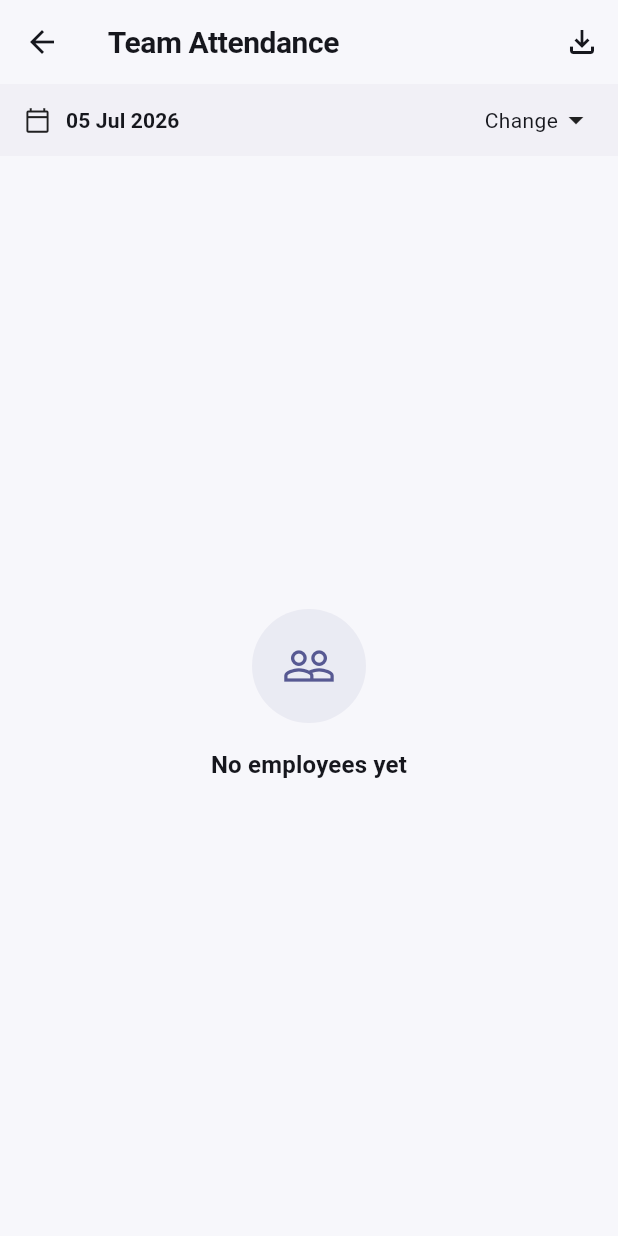
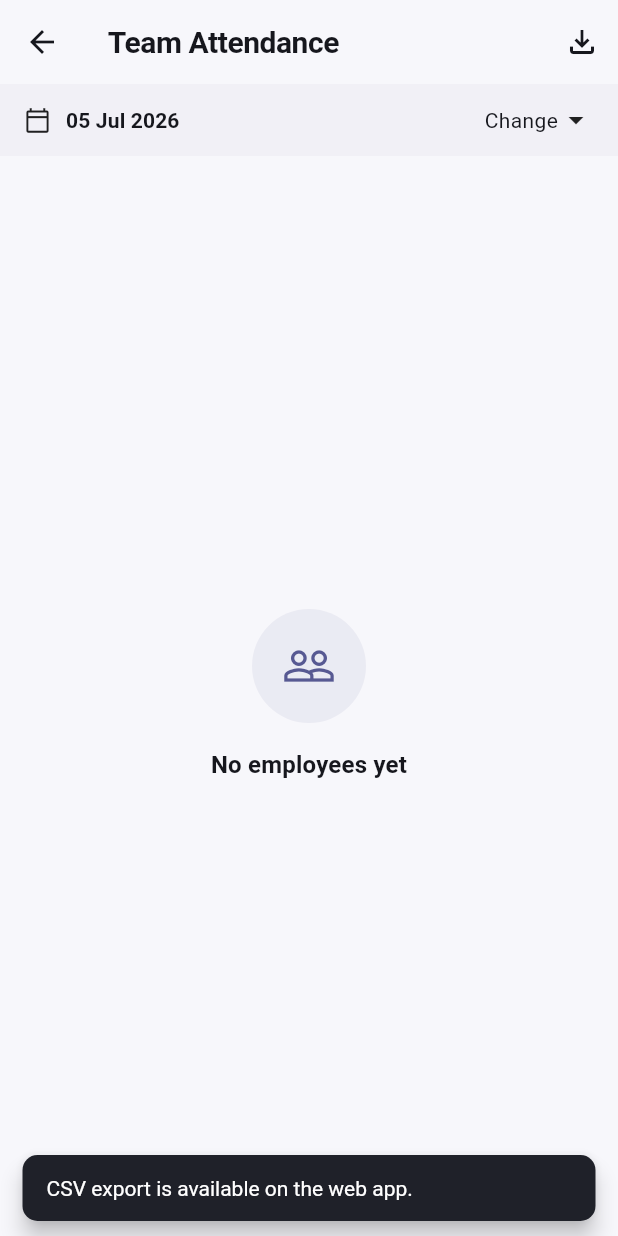
Before and after one commit to md62912/ERP, a Flutter app: the AttendanceAdminScreen screen opened directly, after a tap on the "file download" icon, on a phone screen of 412 x 824 dp. Run offline on Flutter 3.47's test engine with Material 3 defaults, Android fonts, the phone set to English and light mode, and no system bars; our stand-ins replace file_picker, flutter_riverpod, go_router, hive_flutter, pdf, printing and 1 more; missing offline and left inert: dart:html; accounts and stored records are empty.

Commit message:
Fix Android build: drop share_plus, use package-free web CSV download
share_plus 7.2.2 built on web but failed the Android native build (plugin
config / SDK compatibility) -- the disproportionate native-dependency risk
flagged upfront. Removed share_plus entirely and replaced the export with
conditional imports: a dart:html browser-download impl on web (zero
packages) and a native stub that reports export is web-only. The admin
screen shows the export button as web-only off-web. This returns the
dependency set to the known-good state (Android compiles clean) while
keeping CSV export fully working on the web app, where it's been used.

```diff
--- a/lib/core/services/attendance_export.dart
+++ b/lib/core/services/attendance_export.dart
@@ -1,12 +1,14 @@
-import 'dart:convert';
-import 'package:share_plus/share_plus.dart';
 import '../utils/attendance_rules.dart';
 import '../utils/formatters.dart';
+// Conditional import: real browser-download impl on web, no-op stub on
+// native. This avoids any native share/file plugin (which broke the
+// Android build) while keeping CSV export fully working on web.
+import 'attendance_export_stub.dart'
+    if (dart.library.html) 'attendance_export_web.dart';
 
-/// Builds an Excel-openable CSV of a day's attendance roster and opens the
-/// platform share sheet (on web this downloads the file; on Android/iOS it
-/// offers the native share/save options). Uses share_plus so no
-/// platform-specific file-path handling is needed.
+/// Builds an Excel-openable CSV of a day's attendance roster and saves it.
+/// On web this triggers a browser download; on native it currently throws
+/// UnsupportedError (mobile export deferred — see downloadCsv stub).
 ///
 /// [employees] is the full active roster so people with no attendance row
 /// still appear as Absent; [roster] maps employee_id -> attendance row.
@@ -18,7 +20,6 @@ Future<void> exportAttendanceCsv({
   final dateStr = date.toIso8601String().split('T').first;
   final buffer = StringBuffer();
 
-  // Header row.
   buffer.writeln('Employee,Designation,Date,Status,Check In,Check Out,Work Hours');
 
   for (final e in employees) {
@@ -42,19 +43,11 @@ Future<void> exportAttendanceCsv({
     ].join(','));
   }
 
-  final bytes = utf8.encode(buffer.toString());
-  // share_plus 7.2.2's shareXFiles doesn't support fileNameOverrides (added
-  // in a later major version). Pass the name via XFile.fromData's `name`
-  // instead -- honored on web (the download filename), ignored on native
-  // where the OS names the temp file, which is acceptable.
-  await Share.shareXFiles(
-    [XFile.fromData(bytes, mimeType: 'text/csv', name: 'attendance_$dateStr.csv')],
-    subject: 'Attendance report $dateStr',
-  );
+  final csv = buffer.toString();
+  downloadCsv(filename: 'attendance_$dateStr.csv', content: csv);
 }
 
-/// Escapes a CSV field: wraps in quotes and doubles internal quotes if it
-/// contains a comma, quote, or newline.
+/// Escapes a CSV field.
 String _csv(String value) {
   if (value.contains(',') || value.contains('"') || value.contains('\n')) {
     return '"${value.replaceAll('"', '""')}"';
--- /dev/null
+++ b/lib/core/services/attendance_export_stub.dart
@@ -0,0 +1,6 @@
+/// Native (non-web) stub. Mobile CSV export is deferred to avoid adding a
+/// native file/share plugin; on web the real implementation in
+/// attendance_export_web.dart is used instead via conditional import.
+void downloadCsv({required String filename, required String content}) {
+  throw UnsupportedError('CSV export is currently available on the web app only.');
+}
--- a/lib/presentation/modules/attendance/attendance_admin_screen.dart
+++ b/lib/presentation/modules/attendance/attendance_admin_screen.dart
@@ -1,3 +1,4 @@
+import 'package:flutter/foundation.dart' show kIsWeb;
 import 'package:flutter/material.dart';
 import 'package:flutter_riverpod/flutter_riverpod.dart';
 import '../../../core/utils/attendance_rules.dart';
@@ -88,8 +89,12 @@ class _AttendanceAdminScreenState extends ConsumerState<AttendanceAdminScreen> {
                 )
               : IconButton(
                   icon: const Icon(Icons.file_download_outlined),
-                  tooltip: 'Export CSV',
-                  onPressed: _export,
+                  tooltip: kIsWeb ? 'Export CSV' : 'Export (web app only)',
+                  onPressed: kIsWeb
+                      ? _export
+                      : () => ScaffoldMessenger.of(context).showSnackBar(
+                            const SnackBar(content: Text('CSV export is available on the web app.')),
+                          ),
                 ),
         ],
       ),
--- a/pubspec.yaml
+++ b/pubspec.yaml
@@ -33,7 +33,6 @@ dependencies:
   # PDF Generation
   pdf: ^3.10.7
   printing: ^5.12.0
-  share_plus: ^7.2.2
 
   # Utilities
   intl: ^0.19.0
```
Also changed, not shown: lib/core/services/attendance_export_web.dart (added, +18 -0 lines).
